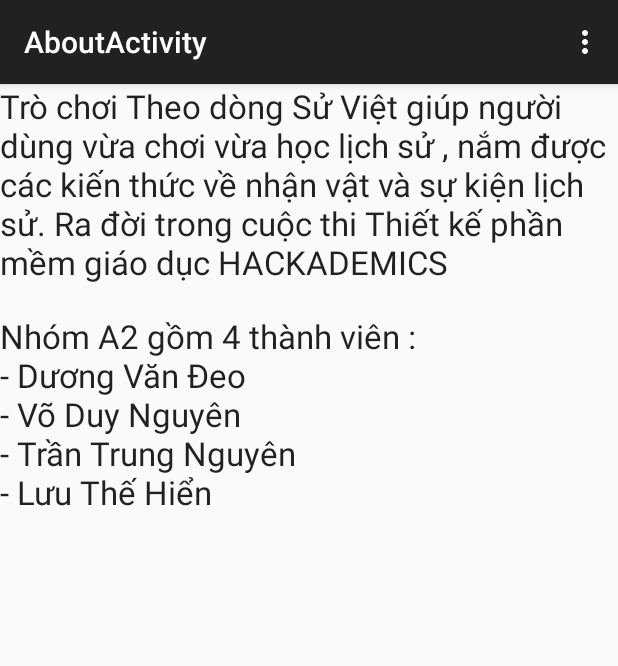
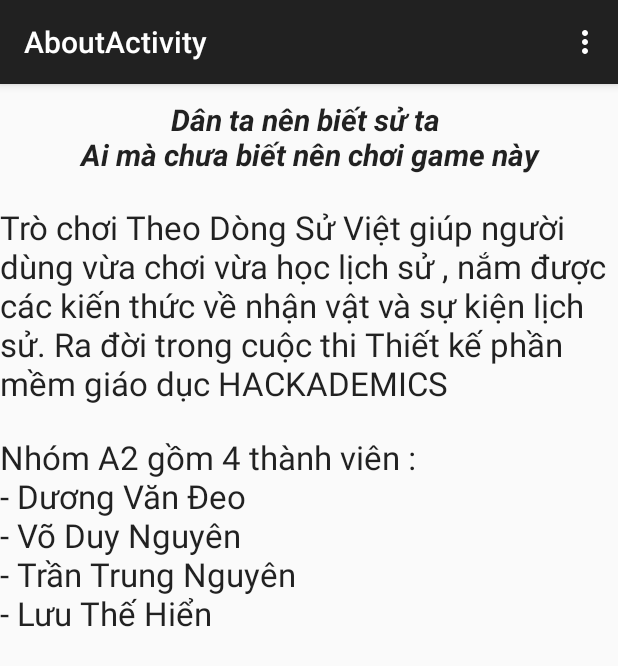
Before and after one commit to luuthehien1992/A2, an Android app: the AboutActivity screen opened directly, with no data from a screen before it, on a phone screen of 412 x 824 dp. Shown: the top 666 px of the screen. Run offline under Robolectric (Android 15) with nearby library versions, the phone set to English and light mode, and no system bars.

Commit message:
Update about

```diff
--- a/app/src/main/res/layout/activity_about.xml
+++ b/app/src/main/res/layout/activity_about.xml
@@ -5,12 +5,24 @@
     android:orientation="vertical">
 
     <TextView
+        android:layout_width="fill_parent"
+        android:layout_height="wrap_content"
+        android:textAppearance="?android:attr/textAppearanceLarge"
+        android:text="Dân ta nên biết sử ta \nAi mà chưa biết nên chơi game này"
+        android:id="@+id/textView5"
+        android:gravity="center_horizontal"
+        android:layout_marginTop="10dp"
+        android:textStyle="bold|italic"
+        android:textSize="20dp" />
+
+    <TextView
         android:layout_width="wrap_content"
         android:layout_height="wrap_content"
         android:textAppearance="?android:attr/textAppearanceLarge"
-        android:text="Trò chơi Theo dòng Sử Việt giúp người dùng vừa chơi vừa học lịch sử , nắm được các kiến thức về nhận vật và sự kiện lịch sử. Ra đời trong cuộc thi Thiết kế phần mềm giáo dục HACKADEMICS"
+        android:text="Trò chơi Theo Dòng Sử Việt giúp người dùng vừa chơi vừa học lịch sử , nắm được các kiến thức về nhận vật và sự kiện lịch sử. Ra đời trong cuộc thi Thiết kế phần mềm giáo dục HACKADEMICS"
         android:id="@+id/textView4"
-        android:layout_gravity="center_vertical" />
+        android:layout_gravity="center_vertical"
+        android:layout_marginTop="20dp" />
 
     <TextView
         android:layout_width="wrap_content"
@@ -19,4 +31,5 @@
         android:text="Nhóm A2 gồm 4 thành viên : \n- Dương Văn Đeo \n- Võ Duy Nguyên \n- Trần Trung Nguyên \n- Lưu Thế Hiển"
         android:id="@+id/textView3"
         android:layout_marginTop="20dp" />
+
 </LinearLayout>
```
